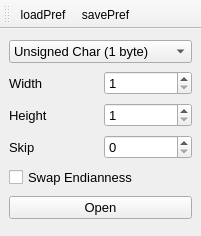
Qt form UIs/nOpenRAW.ui (NeutrinoToolkit/Neutrino) before a commit.
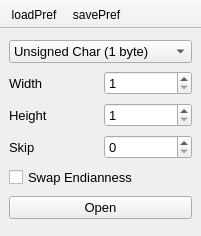
The same form after that commit. Icons and pictures are not drawn.

Diff of the .ui file:
```diff
--- a/UIs/nOpenRAW.ui
+++ b/UIs/nOpenRAW.ui
@@ -202,6 +202,12 @@
    <property name="windowTitle">
     <string>toolBar</string>
    </property>
+   <property name="movable">
+    <bool>false</bool>
+   </property>
+   <property name="floatable">
+    <bool>false</bool>
+   </property>
    <attribute name="toolBarArea">
     <enum>TopToolBarArea</enum>
    </attribute>
```
Left out of the diff: 4 changed lines with no effect on the pictures.
